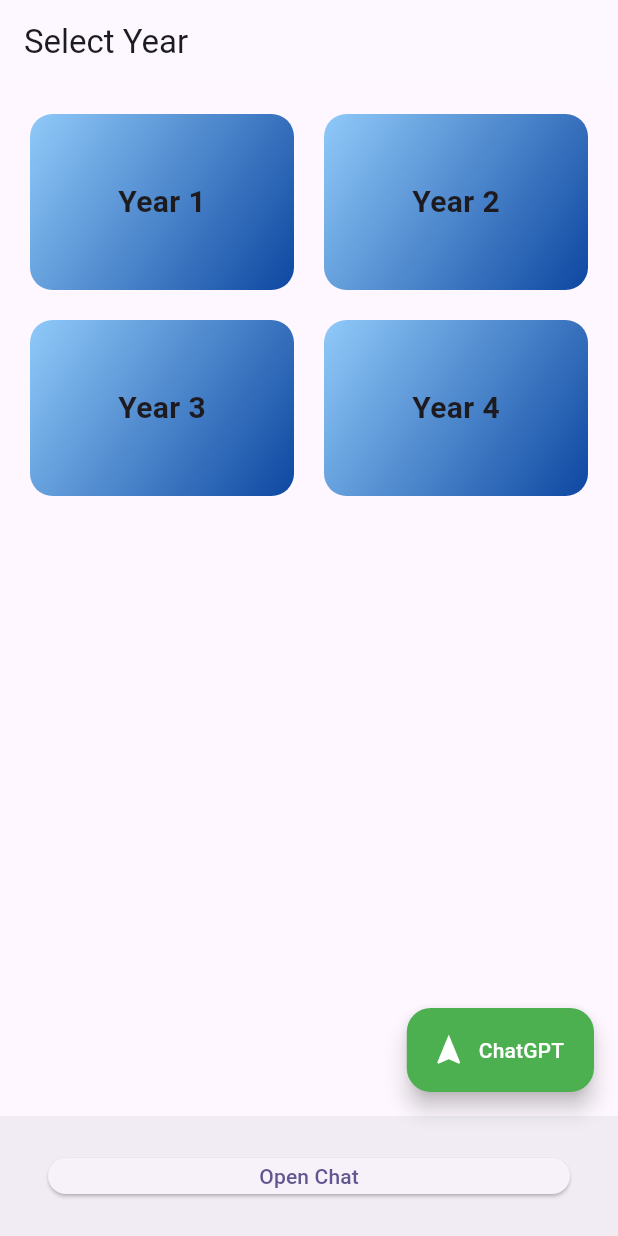
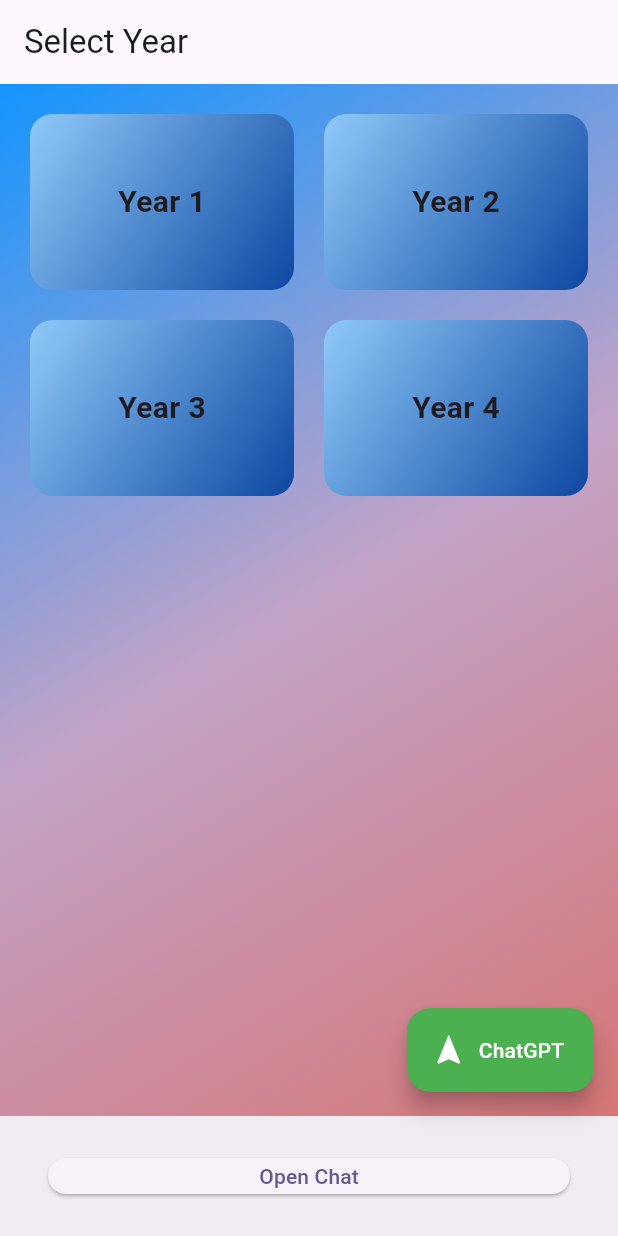
Before and after one commit to Maitreya123/EduShare, a Flutter app: the FolderPage screen opened directly with empty values, on a phone screen of 412 x 824 dp. Run offline on Flutter 3.47's test engine with Material 3 defaults, Android fonts, the phone set to English and light mode, and no system bars; our stand-ins replace cloud_firestore, file_picker, firebase_auth, firebase_core, firebase_storage, flutter_dotenv and 1 more; missing offline and left inert: flutter_pdfview; accounts and stored records are empty.

Commit message:
HOME PAGE UI

```diff
--- a/lib/screens/folder_page.dart
+++ b/lib/screens/folder_page.dart
@@ -1,7 +1,6 @@
-import 'package:chat_app/screens/chatgptfile.dart';
 import 'package:flutter/material.dart';
-import 'package:chat_app/screens/year_page.dart';
-import 'chatpage.dart'; // Import the chat page file
+import 'year_page.dart';
+import 'chatpage.dart';
 import 'chatgptfile.dart';
 
 class FolderPage extends StatelessWidget {
@@ -13,12 +12,23 @@ class FolderPage extends StatelessWidget {
   Widget build(BuildContext context) {
     return Scaffold(
       appBar: AppBar(title: const Text('Select Year')),
-      body: GridView(
+      body: Container(
+        decoration: const BoxDecoration(
+          gradient: LinearGradient(
+            colors: [
+              Color.fromARGB(255, 20, 149, 254),
+              Color.fromARGB(255, 194, 163, 199),
+              Color.fromARGB(255, 214, 118, 118),
+            ],
+            begin: Alignment.topLeft,
+            end: Alignment.bottomRight,
+          ),
+        ),
+        child: GridView(
           padding: const EdgeInsets.all(20),
           gridDelegate: const SliverGridDelegateWithFixedCrossAxisCount(
-          crossAxisCount: 2, // Displaying 2 tiles side by side
-          childAspectRatio:
-              3 / 2, // Adjusting aspect ratio for better appearance
+            crossAxisCount: 2,
+            childAspectRatio: 3 / 2,
             crossAxisSpacing: 20,
             mainAxisSpacing: 20,
           ),
@@ -28,6 +38,7 @@ class FolderPage extends StatelessWidget {
             YearTile('Year 3'),
             YearTile('Year 4'),
           ],
+        ),
       ),
       bottomNavigationBar: BottomAppBar(
         child: Padding(
@@ -50,8 +61,7 @@ class FolderPage extends StatelessWidget {
           Navigator.push(
             context,
             MaterialPageRoute(
-              builder: (context) =>
-                  ChatGPTFile(), //----------------------------------------------------
+              builder: (context) => ChatGPTFile(),
             ),
           );
         },
@@ -74,9 +84,8 @@ class YearTile extends StatelessWidget {
       onTap: () {
         Navigator.of(context).pushNamed(
           YearPage.routeName,
-          arguments: title, // 'Year 1', 'Year 2', etc.
+          arguments: title,
         );
-        // Here, you'll navigate to the specific year page when it's created.
       },
       child: Container(
         alignment: Alignment.center,
@@ -88,8 +97,10 @@ class YearTile extends StatelessWidget {
           ),
           borderRadius: BorderRadius.circular(15),
         ),
-        child: Text(title,
-            style: const TextStyle(fontWeight: FontWeight.bold, fontSize: 20)),
+        child: Text(
+          title,
+          style: const TextStyle(fontWeight: FontWeight.bold, fontSize: 20),
+        ),
       ),
     );
   }
```
Also changed, not shown: pubspec.lock. Lines whose indentation alone changed are shown as unchanged.
